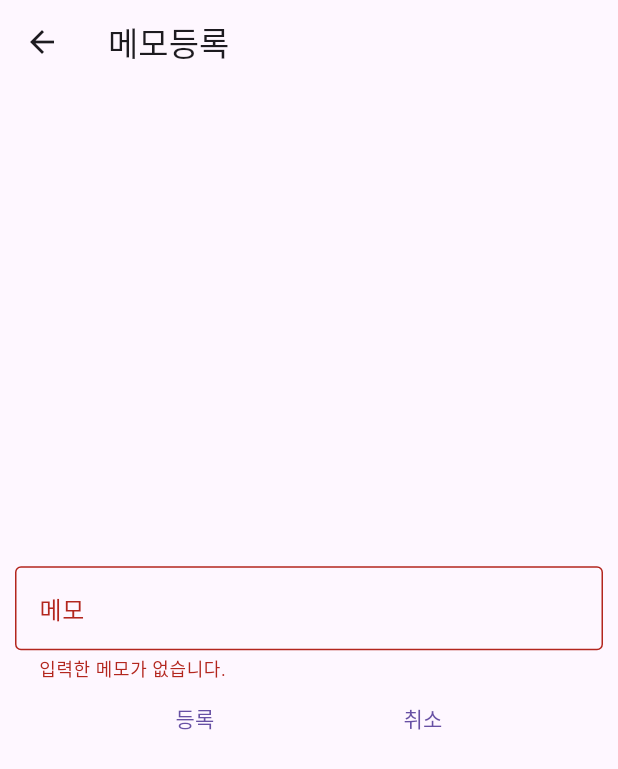
After one commit to HwangSangSub/flutter, a Flutter app: the InsertScreen screen opened directly, after a tap on "등록", on a phone screen of 412 x 824 dp. The commit adds this screen. Shown: the top 769 px of the screen. Run offline on Flutter 3.47's test engine with Material 3 defaults, Android fonts, the phone set to English and light mode, and no system bars; our stand-ins replace sqflite; accounts and stored records are empty.

Commit message:
0925 수업내용

```diff
--- /dev/null
+++ b/provider_project/lib/models/text.dart
@@ -0,0 +1,14 @@
+// lib/models/text.dart
+import 'package:flutter/material.dart';
+
+class Message with ChangeNotifier {
+  String _msg = 'Hello!';
+
+  String get msg => _msg;
+
+  void changeMsg(msg) {
+    this._msg = msg;
+
+    notifyListeners();
+  }
+}
--- /dev/null
+++ b/sqlite_project/lib/models/memo.dart
@@ -0,0 +1,23 @@
+class Memo {
+  int? no; // primary key : 클래스로 생성할 때는 기본적으로 Null을 가질 수 있게 한다.
+  late String info; // 데이터
+
+  // 처음 등록할 때는 no가 없기 때문에 nullable로 선언.
+
+  Memo({this.no, required this.info});
+
+  // Select한 결과 : Map
+  Memo.from(Map<String, dynamic> map){
+    this.no = map['no'] as int;
+    this.info = map['info'] as String;
+  }
+
+  // 클래스가 가지고 있는 것을 그대로 Map으로 가져옴
+  // QueryBuilder를 기반으로 정보를 넘길 경우 대비
+  Map<String, dynamic> toMap() {
+    return {
+      'no': no,
+      'info': info,
+    };
+  }
+}
--- /dev/null
+++ b/sqlite_project/lib/screens/insertScreen.dart
@@ -0,0 +1,79 @@
+// lib/screens/insertScreen.dart
+import 'package:flutter/material.dart';
+import 'package:flutter/material.dart';
+import '../mappers/MemoDBHelper.dart' as MemoDBHelper;
+import '../models/memo.dart' as memoModel;
+
+class InsertScreen extends StatefulWidget {
+  final MemoDBHelper.MemoDBHelper dbHelper = MemoDBHelper.MemoDBHelper();
+  @override
+  _InsertScreenState createState() => _InsertScreenState();
+}
+
+class _InsertScreenState extends State<InsertScreen> {
+  final TextEditingController _memoEditingController = TextEditingController();
+  final GlobalKey<FormState> _formKey = GlobalKey<FormState>();
+  @override
+  Widget build(BuildContext context) {
+    return Scaffold(
+      appBar: AppBar(
+        title: Text('메모등록'),
+      ),
+      body: Padding(
+          padding: EdgeInsets.symmetric(vertical: 50, horizontal: 10),
+          child: Column(
+            mainAxisAlignment: MainAxisAlignment.center,
+            children: [
+              // From 태그를 사용하면 From 태그를 사용해서 처리할 수 있음
+              Form(
+                key:
+                    _formKey, // Key를 사용하는 이유는 모든 From 안에 validator를 확인해서 잘못된 입력시 사전에 막을 수 있다.
+                child: TextFormField(
+                  controller: _memoEditingController,
+                  decoration: InputDecoration(
+                    labelText: '메모',
+                    helperText: '기록하고자 하는 메모',
+                    border: OutlineInputBorder(),
+                  ),
+                  // 입력을 할때 submit로 값(value)을 땡길때 값을 체크할때 사용한다.
+                  validator: (value) {
+                    if (value == null || value.isEmpty) {
+                      return '입력한 메모가 없습니다.'; // 잘못 입력한 경우
+                    }
+                    return null; // 정상 입력한 경우
+                  },
+                  onChanged: (value) {},
+                ),
+              ),
+              Row(
+                mainAxisAlignment: MainAxisAlignment.spaceEvenly,
+                children: [
+                  TextButton(
+                    onPressed: () async {
+                      if (_formKey.currentState!.validate()) {
+                        // 모든 항목에 정상적인 값 입력된 경우 (DB에 등록)
+                        String info = _memoEditingController.text;
+                        memoModel.Memo memo = memoModel.Memo(info: info);
+                        int result = await widget.dbHelper.insertMemo(memo);
+                        if (result > 0) {
+                          Navigator.pushNamedAndRemoveUntil(
+                              context, '/memo/list', (route) => false);
+                          // push되는 라우터 아래의 경로를 모두 제거 => 실상 새로고침
+                        }
+                      }
+                    },
+                    child: Text('등록'),
+                  ),
+                  TextButton(
+                    onPressed: () {
+                      Navigator.pop(context); // 이전 화면으로 이동
+                    },
+                    child: Text('취소'),
+                  ),
+                ],
+              ),
+            ],
+          )),
+    );
+  }
+}
```
Also changed, not shown: provider_project/lib/02_changeNotifierProvider.dart (+13 -4 lines), provider_project/lib/03_multiProvider.dart (added, +65 -0 lines), sqlite_project/analysis_options.yaml (added, +28 -0 lines), sqlite_project/lib/main.dart (added, +25 -0 lines), sqlite_project/lib/mappers/MemoDBHelper.dart (added, +112 -0 lines), sqlite_project/lib/screens/listScreen.dart (added, +92 -0 lines), sqlite_project/lib/screens/readScreen.dart (added, +84 -0 lines), sqlite_project/pubspec.yaml (added, +92 -0 lines), sqlite_project/pubspec.lock (added), 124 other files.
